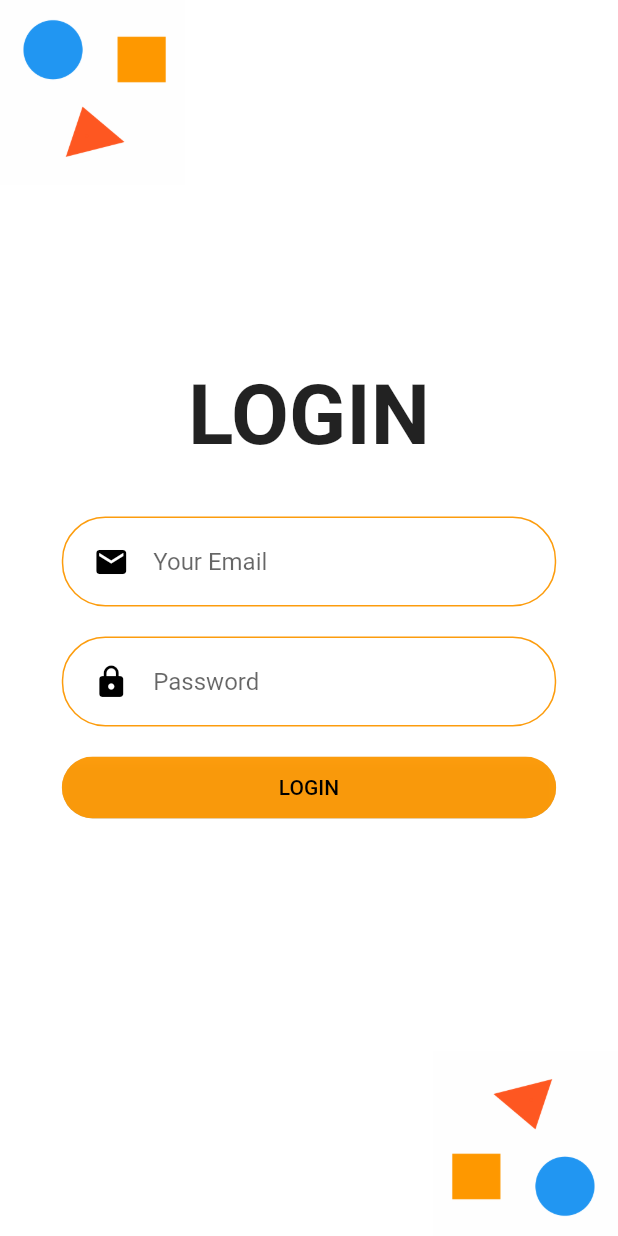
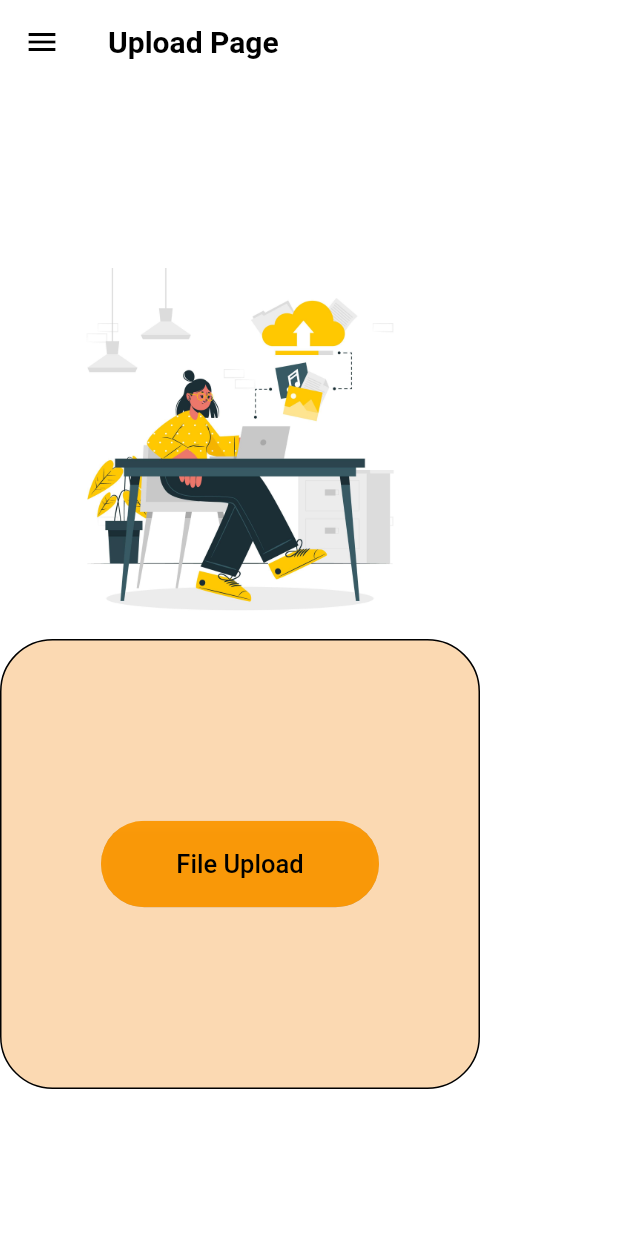
Before and after one commit to AroshaPunchihewa/Flutter_Simple_Design, a Flutter app: the screen it shows after launch, on a phone screen of 412 x 824 dp. Run offline on Flutter 3.47's test engine with Material 2 defaults, Android fonts, the phone set to English and light mode, and no system bars; our stand-ins replace file_picker.

Commit message:
add agin

```diff
--- /dev/null
+++ b/lib/Screen/file_upload/fileupload.dart
@@ -0,0 +1,113 @@
+import 'dart:io';
+import 'package:flutter/material.dart';
+import 'package:file_picker/file_picker.dart';
+import 'package:musicstore/Screen/login_page/body.dart';
+import 'package:musicstore/navBar.dart';
+
+class FileUpload extends StatefulWidget{
+  @override
+  State<FileUpload> createState()=>_FileUploadState();
+}
+class _FileUploadState extends State<FileUpload>{
+  File? pfdfile;
+
+  @override
+  Widget build(BuildContext context){
+        Size size = MediaQuery.of(context).size;
+
+    return SafeArea(
+
+    child: Scaffold(
+                backgroundColor: Colors.white,
+                appBar:  AppBar(
+        iconTheme: const IconThemeData(
+          color: Colors.black,
+        ),
+        title: Text(
+          "Upload Page",
+          style: const TextStyle(
+              fontWeight: FontWeight.bold, fontSize: 20, color: Colors.black),
+        ),
+        backgroundColor: Colors.white,
+        elevation: 0,
+                ),
+                drawer: NavBar(),
+
+      body: Column(
+        crossAxisAlignment: CrossAxisAlignment.center,
+        mainAxisAlignment: MainAxisAlignment.center,
+        children: <Widget>[
+               SizedBox(height: size.height * 0.03),
+             Image.asset(
+               "lib/Assets/5370051.jpg",
+               height: size.height * 0.3,
+             ),
+
+                Container(
+
+               height: 300,
+                width: 320,
+                decoration: BoxDecoration(
+                  border: Border.all(),
+                          borderRadius: BorderRadius.circular(35),
+
+                color: Color.fromARGB(220, 250, 211, 166),
+            ),
+
+            alignment: Alignment.center,
+
+
+
+            child:  UplRoundedButton(
+                text: "File Upload",
+                press: ()async{
+                  final result = await FilePicker.platform.pickFiles(
+                    type: FileType.custom,
+                    allowedExtensions: ['pdf','doc'],
+                  );
+                  if (result !=null){
+                    final path = result.files.single.path;
+                    setState((){
+                       pfdfile = File(path!);
+                    });
+                  }
+                } ),
+)
+      ]),
+
+    )
+    );
+  }
+}
+
+class UplRoundedButton extends StatelessWidget {
+  final String text;
+  final Function() press;
+  final Color color, textColor;
+  const UplRoundedButton({
+    Key? key,
+    required this.text,
+    required this.press,
+    this.color = Colors.amber,
+    this.textColor = Colors.black,
+  }) : super(key: key);
+
+  @override
+  Widget build(BuildContext context) {
+    Size size = MediaQuery.of(context).size;
+    return Container(
+      margin: EdgeInsets.symmetric(vertical: 10),
+      width: size.width * 0.45,
+      height: size.height * 0.07,
+      child: ClipRRect(
+        borderRadius: BorderRadius.circular(35),
+        child: ElevatedButton(
+          style: ElevatedButton.styleFrom(
+              primary: Color.fromARGB(244, 252, 152, 3)),
+          onPressed: press,
+          child: Text(text, style: TextStyle(color: textColor,fontSize: 17)),
+        ),
+      ),
+    );
+  }
+}
--- a/lib/main.dart
+++ b/lib/main.dart
@@ -1,4 +1,5 @@
 import 'package:flutter/material.dart';
+import 'package:musicstore/Screen/file_upload/fileupload.dart';
 
 import 'package:musicstore/Sidebar.dart';
 
@@ -17,7 +18,7 @@ class MyApp extends StatelessWidget {
   Widget build(BuildContext context) {
     return MaterialApp(
       debugShowCheckedModeBanner: false,
-      home: LoginScreen(),
+      home: FileUpload(),//FileUpload(),//LoginScreen(),//add here view 1st
     );
   }
 }
```
Also changed, not shown: lib/Assets/5370051.jpg (added), lib/Assets/folder.png (added).
